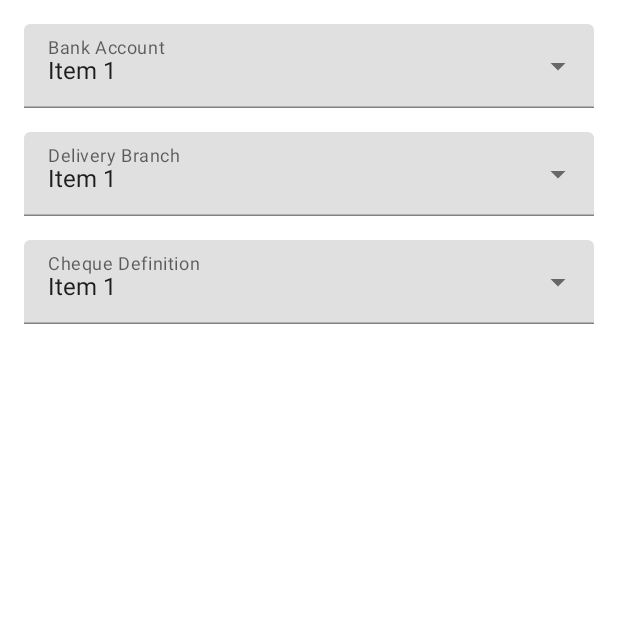
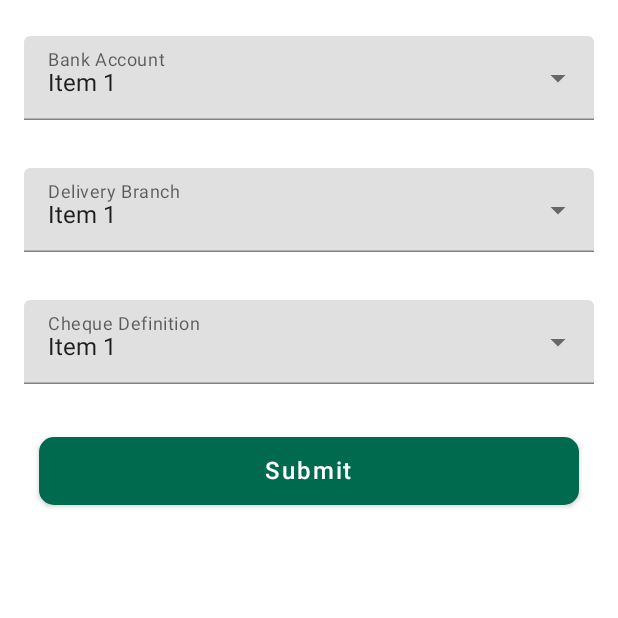
Before and after one commit to AbuSayedMasud/Capita, an Android app built with Jetpack Compose: the composable OrderChequeRequestScreen shown on its own in the app's theme, on a phone screen of 412 x 824 dp, the top half of it. Run offline under Robolectric (Android 15) with nearby library versions, the phone set to English and light mode, and no system bars; 5 statements that could not run were skipped.

Commit message:
chequebook

```diff
--- a/app/src/main/java/com/example/capita/home/serviceScreen/OrderChequeRequest/OrderChequeRequestScreen.kt
+++ b/app/src/main/java/com/example/capita/home/serviceScreen/OrderChequeRequest/OrderChequeRequestScreen.kt
@@ -3,9 +3,13 @@ package com.example.capita.home.serviceScreen.OrderChequeRequest
 import android.annotation.SuppressLint
 import androidx.compose.foundation.layout.Arrangement
 import androidx.compose.foundation.layout.Column
+import androidx.compose.foundation.layout.Row
 import androidx.compose.foundation.layout.fillMaxSize
 import androidx.compose.foundation.layout.fillMaxWidth
 import androidx.compose.foundation.layout.padding
+import androidx.compose.foundation.shape.RoundedCornerShape
+import androidx.compose.material.Button
+import androidx.compose.material.ButtonDefaults
 import androidx.compose.material.DropdownMenu
 import androidx.compose.material.DropdownMenuItem
 import androidx.compose.material.Icon
@@ -21,15 +25,26 @@ import androidx.compose.runtime.getValue
 import androidx.compose.runtime.mutableStateOf
 import androidx.compose.runtime.remember
 import androidx.compose.runtime.setValue
+import androidx.compose.ui.Alignment
 import androidx.compose.ui.Modifier
+import androidx.compose.ui.graphics.Color
 import androidx.compose.ui.unit.dp
+import androidx.compose.ui.unit.sp
 
 @SuppressLint("UnusedMaterialScaffoldPaddingParameter")
 @Composable
 fun OrderChequeRequestScreen() {
-    var selectedDropdownItem by remember { mutableStateOf("Item 1") }
-    val dropdownItems = listOf("Item 1", "Item 2", "Item 3")
-    var isDropdownExpanded by remember { mutableStateOf(false) }
+    var selectedDropdownItem1 by remember { mutableStateOf("Item 1") }
+    var selectedDropdownItem2 by remember { mutableStateOf("Item 1") }
+    var selectedDropdownItem3 by remember { mutableStateOf("Item 1") }
+
+    val dropdownItem1 = listOf("Item 1", "Item 2", "Item 3")
+    val dropdownItem2 = listOf("Item 1", "Item 2", "Item 3")
+    val dropdownItem3 = listOf("Item 1", "Item 2", "Item 3")
+
+    var isDropdownExpanded1 by remember { mutableStateOf(false) }
+    var isDropdownExpanded2 by remember { mutableStateOf(false) }
+    var isDropdownExpanded3 by remember { mutableStateOf(false) }
 
     Scaffold(
         content = {
@@ -39,96 +54,37 @@ fun OrderChequeRequestScreen() {
                     .padding(16.dp),
                 verticalArrangement = Arrangement.spacedBy(16.dp),
             ) {
+                Row(
+                    modifier = Modifier
+                        .fillMaxWidth()
+                        .padding(vertical = 8.dp),
+                    verticalAlignment = Alignment.CenterVertically,
+                ) {
                     TextField(
-                    value = selectedDropdownItem,
-                    onValueChange = { selectedDropdownItem = it },
+                        value = selectedDropdownItem1,
+                        onValueChange = { selectedDropdownItem1 = it },
                         label = { Text("Bank Account") },
                         modifier = Modifier.fillMaxWidth(),
                         trailingIcon = {
                             IconButton(
-                            onClick = { isDropdownExpanded = !isDropdownExpanded },
+                                onClick = { isDropdownExpanded1 = !isDropdownExpanded1 },
                             ) {
                                 Icon(
-                                if (isDropdownExpanded) Icons.Default.Close else Icons.Default.ArrowDropDown,
+                                    if (isDropdownExpanded1) Icons.Default.Close else Icons.Default.ArrowDropDown,
                                     contentDescription = null,
                                 )
                             }
                         },
                     )
                     DropdownMenu(
-                    expanded = isDropdownExpanded,
-                    onDismissRequest = { isDropdownExpanded = false },
+                        expanded = isDropdownExpanded1,
+                        onDismissRequest = { isDropdownExpanded1 = false },
                     ) {
-                    dropdownItems.forEach { item ->
+                        dropdownItem1.forEach { item ->
                             DropdownMenuItem(
                                 onClick = {
-                                selectedDropdownItem = item
-                                isDropdownExpanded = false
-                            },
-                        ) {
-                            Text(text = item)
-                        }
-                    }
-                }
-                TextField(
-                    value = selectedDropdownItem,
-                    onValueChange = { selectedDropdownItem = it },
-                    label = { Text("Delivery Branch") },
-                    modifier = Modifier.fillMaxWidth(),
-                    trailingIcon = {
-                        IconButton(
-                            onClick = { isDropdownExpanded = !isDropdownExpanded },
-                        ) {
-                            Icon(
-                                if (isDropdownExpanded) Icons.Default.Close else Icons.Default.ArrowDropDown,
-                                contentDescription = null,
-                            )
-                        }
-                    },
-                )
-
-                DropdownMenu(
-                    expanded = isDropdownExpanded,
-                    onDismissRequest = { isDropdownExpanded = false },
-                ) {
-                    dropdownItems.forEach { item ->
-                        DropdownMenuItem(
-                            onClick = {
-                                selectedDropdownItem = item
-                                isDropdownExpanded = false
-                            },
-                        ) {
-                            Text(text = item)
-                        }
-                    }
-                }
-
-                TextField(
-                    value = selectedDropdownItem,
-                    onValueChange = { selectedDropdownItem = it },
-                    label = { Text("Cheque Definition") },
-                    modifier = Modifier.fillMaxWidth(),
-                    trailingIcon = {
-                        IconButton(
-                            onClick = { isDropdownExpanded = !isDropdownExpanded },
-                        ) {
-                            Icon(
-                                if (isDropdownExpanded) Icons.Default.Close else Icons.Default.ArrowDropDown,
-                                contentDescription = null,
-                            )
-                        }
-                    },
-                )
-
-                DropdownMenu(
-                    expanded = isDropdownExpanded,
-                    onDismissRequest = { isDropdownExpanded = false },
-                ) {
-                    dropdownItems.forEach { item ->
-                        DropdownMenuItem(
-                            onClick = {
-                                selectedDropdownItem = item
-                                isDropdownExpanded = false
+                                    selectedDropdownItem1 = item
+                                    isDropdownExpanded1 = false
                                 },
                             ) {
                                 Text(text = item)
@@ -136,6 +92,105 @@ fun OrderChequeRequestScreen() {
                         }
                     }
                 }
+                Row(
+                    modifier = Modifier
+                        .fillMaxWidth()
+                        .padding(vertical = 8.dp),
+                    verticalAlignment = Alignment.CenterVertically,
+                ) {
+                    TextField(
+                        value = selectedDropdownItem2,
+                        onValueChange = { selectedDropdownItem2 = it },
+                        label = { Text("Delivery Branch") },
+                        modifier = Modifier.fillMaxWidth(),
+                        trailingIcon = {
+                            IconButton(
+                                onClick = { isDropdownExpanded2 = !isDropdownExpanded2 },
+                            ) {
+                                Icon(
+                                    if (isDropdownExpanded2) Icons.Default.Close else Icons.Default.ArrowDropDown,
+                                    contentDescription = null,
+                                )
+                            }
+                        },
+                    )
+                    DropdownMenu(
+                        expanded = isDropdownExpanded2,
+                        onDismissRequest = { isDropdownExpanded2 = false },
+                    ) {
+                        dropdownItem2.forEach { item ->
+                            DropdownMenuItem(
+                                onClick = {
+                                    selectedDropdownItem2 = item
+                                    isDropdownExpanded2 = false
+                                },
+                            ) {
+                                Text(text = item)
+                            }
+                        }
+                    }
+                }
+
+                Row(
+                    modifier = Modifier
+                        .fillMaxWidth()
+                        .padding(vertical = 8.dp),
+                    verticalAlignment = Alignment.CenterVertically,
+                ) {
+                    TextField(
+                        value = selectedDropdownItem3,
+                        onValueChange = { selectedDropdownItem3 = it },
+                        label = { Text("Cheque Definition") },
+                        modifier = Modifier.fillMaxWidth(),
+                        trailingIcon = {
+                            IconButton(
+                                onClick = { isDropdownExpanded3 = !isDropdownExpanded3 },
+                            ) {
+                                Icon(
+                                    if (isDropdownExpanded3) Icons.Default.Close else Icons.Default.ArrowDropDown,
+                                    contentDescription = null,
+                                )
+                            }
+                        },
+                    )
+                    DropdownMenu(
+                        expanded = isDropdownExpanded3,
+                        onDismissRequest = { isDropdownExpanded3 = false },
+                    ) {
+                        dropdownItem3.forEach { item ->
+                            DropdownMenuItem(
+                                onClick = {
+                                    selectedDropdownItem3 = item
+                                    isDropdownExpanded3 = false
+                                },
+                            ) {
+                                Text(text = item)
+                            }
+                        }
+                    }
+                }
+                Button(
+                    onClick = {
+                    },
+                    modifier = Modifier
+                        .fillMaxWidth()
+                        .padding(10.dp),
+
+                    colors = ButtonDefaults.buttonColors(
+                        backgroundColor = Color(0xFF006A4E),
+                        contentColor = Color.White,
+                    ),
+                    shape = RoundedCornerShape(10.dp),
+                ) {
+                    Text(
+                        text = "Submit",
+                        fontSize = 16.sp,
+                        modifier = Modifier
+                            .padding(5.dp),
+
+                    )
+                }
+            }
         },
     )
 }
```
Lines whose indentation alone changed are shown as unchanged.
